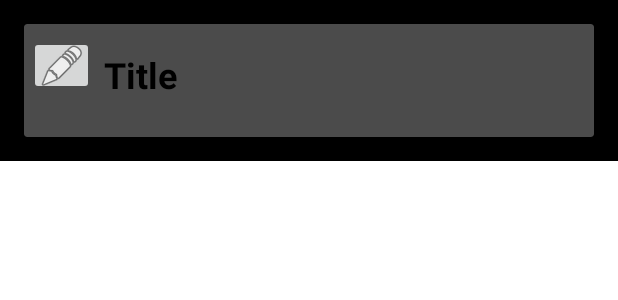
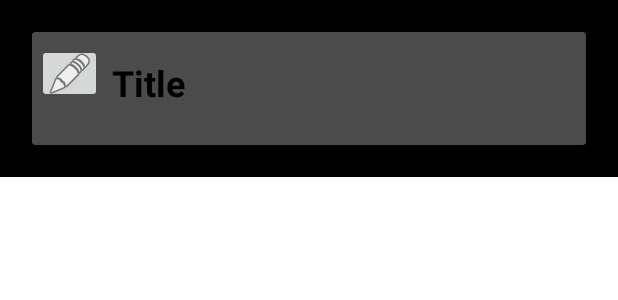
Before and after one commit to RiQ472/AVVritersMedia, an Android app: the layout fragment_list_of_user_ideas_layout.xml on its own in the app's theme, with its tools: preview values and no code run, on a phone screen of 412 x 824 dp. Shown: the top 300 px of the screen. Run offline under Robolectric (Android 15) with nearby library versions, the phone set to English and light mode, and no system bars; Roboto replaces fonts that are not available here.

Commit message:
Updated existing features Milestone 4.2

```diff
--- a/app/src/main/java/com/example/avvritersmedia/SignInPg.java
+++ b/app/src/main/java/com/example/avvritersmedia/SignInPg.java
@@ -16,6 +16,7 @@ import android.widget.EditText;
 import com.example.avvritersmedia.databinding.FragmentSignInPgBinding;
 import com.example.avvritersmedia.usermodel.UserDataViewModel;
 import com.example.avvritersmedia.usersdata.UserData;
+import com.example.avvritersmedia.usersdata.UserIdea;
 import com.example.avvritersmedia.utils.FirebaseUtil;
 
 import java.util.UUID;
@@ -79,7 +80,9 @@ String em=email.getText().toString();
            userData.setPassword(pass);
            userData.setUserEmail(em);
            userData.setUserName(un);
-
+userData.updateIdeaList(new UserIdea("Test1","body1",null));
+            userData.updateIdeaList(new UserIdea("Test2","body2",null));
+            userData.updateIdeaList(new UserIdea("Test3","body3",null));
            UserDataViewModel.setUserData(userData);
             FirebaseUtil.saveUserDataCollection();
 
--- a/app/src/main/res/layout/fragment_list_of_user_ideas_layout.xml
+++ b/app/src/main/res/layout/fragment_list_of_user_ideas_layout.xml
@@ -1,23 +1,27 @@
 <?xml version="1.0" encoding="utf-8"?>
 
-<RelativeLayout xmlns:android="http://schemas.android.com/apk/res/android"
+<androidx.constraintlayout.widget.ConstraintLayout xmlns:android="http://schemas.android.com/apk/res/android"
     xmlns:app="http://schemas.android.com/apk/res-auto"
     xmlns:tools="http://schemas.android.com/tools"
     android:layout_width="match_parent"
     android:layout_height="wrap_content"
+    android:layout_marginBottom="8dp"
     android:background="@color/black"
+    android:minHeight="70dp"
     android:orientation="vertical"
-    android:minHeight="70dp"
-    android:layout_marginBottom="8dp"
-    android:padding="16dp"
-    >
+    android:padding="16dp">
 
     <androidx.cardview.widget.CardView
         android:layout_width="match_parent"
         android:layout_height="wrap_content"
         android:layout_centerInParent="true"
+        android:layout_margin="5dp"
         android:background="@drawable/common_google_signin_btn_text_light_normal_background"
-        app:cardBackgroundColor="@color/grey">
+        app:cardBackgroundColor="@color/grey"
+        app:layout_constraintBottom_toBottomOf="parent"
+        app:layout_constraintEnd_toEndOf="parent"
+        app:layout_constraintStart_toStartOf="parent"
+        app:layout_constraintTop_toTopOf="parent">
 
         <TextView
             android:id="@+id/textView_backgroud"
@@ -61,4 +65,4 @@
         <!--        android:layout_marginTop="-70dp"-->
         <!--    android:layout_marginEnd="10dp"-->
     </androidx.cardview.widget.CardView>
-</RelativeLayout>
+</androidx.constraintlayout.widget.ConstraintLayout>
```
Also changed, not shown: app/src/main/java/com/example/avvritersmedia/AddUserIdeaPg.java (+12 -12 lines), app/src/main/java/com/example/avvritersmedia/MainActivity.java (+0 -20 lines), app/src/main/java/com/example/avvritersmedia/UserIdeasPg.java (+26 -14 lines), app/src/main/java/com/example/avvritersmedia/usersdata/UserData.java (+13 -5 lines), app/src/main/java/com/example/avvritersmedia/usersdata/UserIdea.java (+0 -7 lines), app/src/main/res/layout/fragment_user_ideas_pg.xml (+17 -17 lines).
